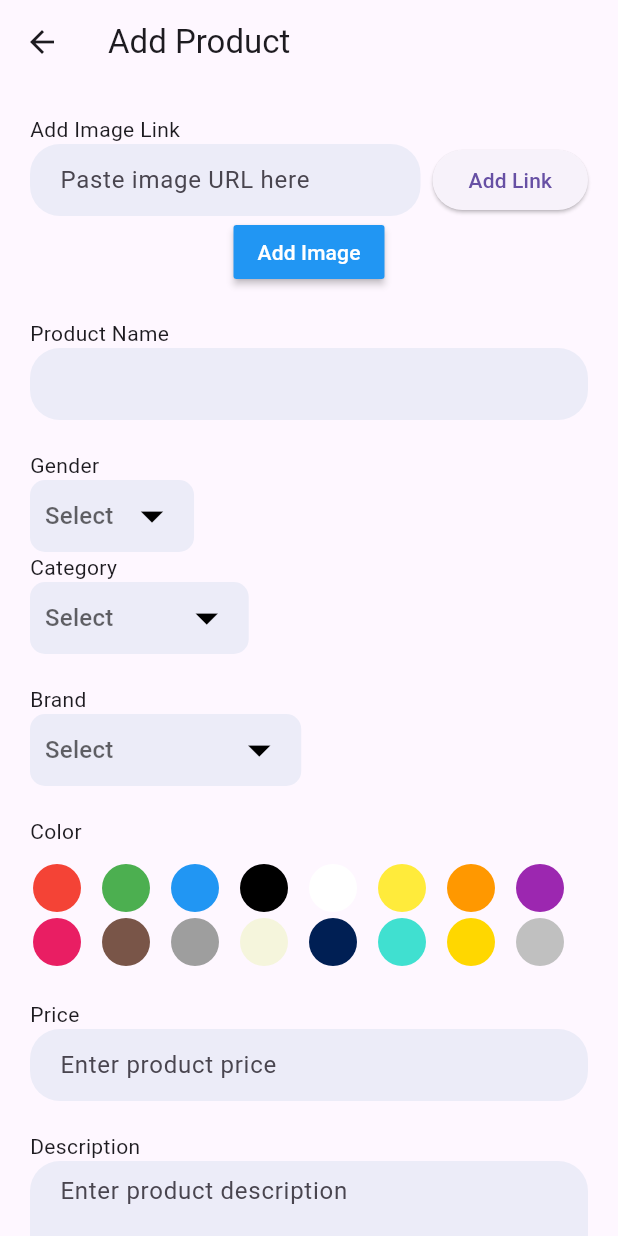
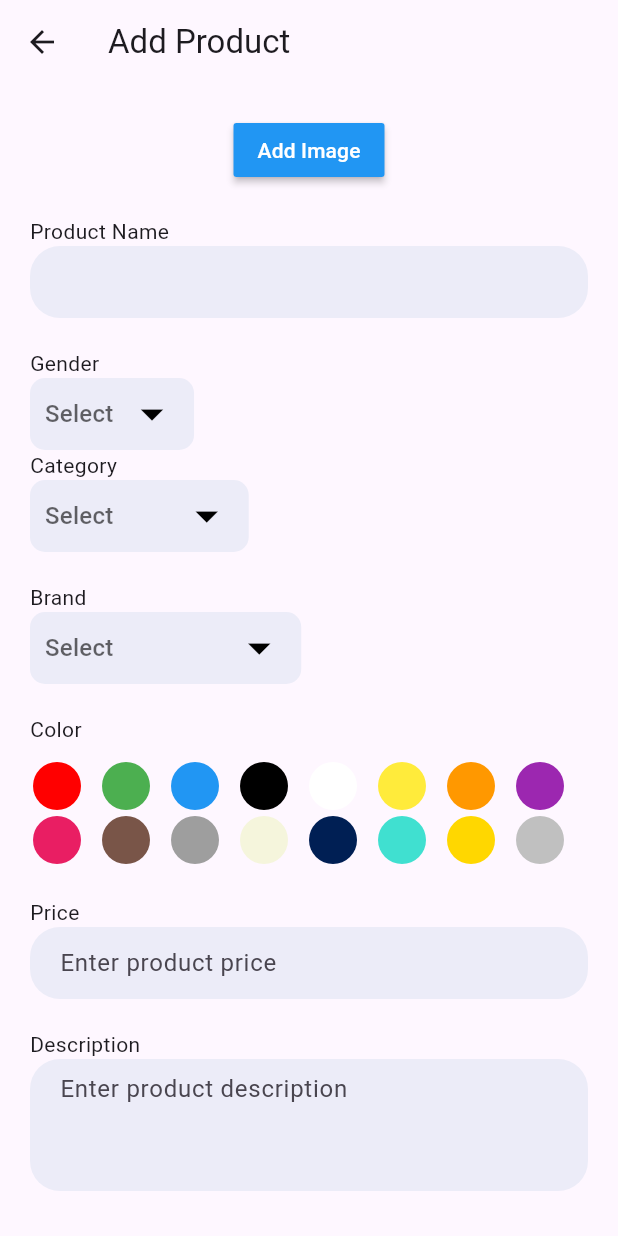
Before and after one commit to Taync/nove, a Flutter app: the AddProduct screen opened directly, after a tap on "Select Color", on a phone screen of 412 x 824 dp. Run offline on Flutter 3.47's test engine with Material 3 defaults, Android fonts, the light colour scheme and no system bars; our stand-ins replace cloud_firestore, firebase_auth, firebase_core, google_sign_in, image_picker, random_string; missing offline and left inert: firebase_ui_auth, firebase_ui_oauth_google; accounts and stored records are empty.

Commit message:
major bug fixes

```diff
--- a/lib/Admin/AddProduct.dart
+++ b/lib/Admin/AddProduct.dart
@@ -88,18 +88,22 @@
       value != null &&
       selectedGender != null &&
       selectedBrand != null &&
+      selectedColor != null &&  // Check if a color is selected
       descriptionController.text.isNotEmpty &&
       priceController.text.isNotEmpty) {
+
     String addId = randomAlphaNumeric(10);
 
     try {
       List<String> base64Images = [];
 
+      // Convert images to base64 format
       for (var image in files!) {
         final bytes = await image.readAsBytes();
         base64Images.add(base64Encode(bytes));
       }
 
+      // Add product details to Firestore
       await FirebaseFirestore.instance.collection("Product").doc(addId).set({
         'name': namecontroller.text,
         'category': value,
@@ -107,6 +111,7 @@
         'gender': selectedGender,
         'description': descriptionController.text,
         'price': double.tryParse(priceController.text) ?? 0.0,
+        'color': selectedColor, // Include the selected color
         'imageBase64': base64Images,
         'id': addId,
       });
@@ -115,6 +120,7 @@
         context,
       ).showSnackBar(SnackBar(content: Text("Product added successfully")));
 
+      // Clear the form
       namecontroller.clear();
       priceController.clear();
       descriptionController.clear();
@@ -123,6 +129,7 @@
         value = null;
         selectedGender = null;
         selectedBrand = null;
+        selectedColor = null; // Reset color selection
         imageLinks = [];
       });
       imageLinkController.clear();
@@ -137,6 +144,7 @@
     ).showSnackBar(SnackBar(content: Text("Please fill all fields")));
   }
 }
+
 
   void addStockToAllProducts() async {
     final products = await FirebaseFirestore.instance.collection('Product').get();
@@ -161,50 +169,6 @@
         child: Column(
           crossAxisAlignment: CrossAxisAlignment.start,
           children: [
-            Text("Add Image Link"),
-            Row(
-              children: [
-                Expanded(
-                  child: buildInput(imageLinkController, hint: "Paste image URL here"),
-                ),
-                SizedBox(width: 8),
-                ElevatedButton(
-                  onPressed: () {
-                    final link = imageLinkController.text.trim();
-                    if (link.isNotEmpty) {
-                      setState(() {
-                        imageLinks.add(link);
-                        imageLinkController.clear();
-                      });
-                    }
-                  },
-                  child: Text("Add Link"),
-                ),
-              ],
-            ),
-            if (imageLinks.isNotEmpty)
-              Padding(
-                padding: const EdgeInsets.symmetric(vertical: 8.0),
-                child: SizedBox(
-                  height: 100,
-                  child: ListView.builder(
-                    scrollDirection: Axis.horizontal,
-                    itemCount: imageLinks.length,
-                    itemBuilder: (context, index) {
-                      return Padding(
-                        padding: const EdgeInsets.symmetric(horizontal: 4.0),
-                        child: Image.network(
-                          imageLinks[index],
-                          width: 100,
-                          height: 100,
-                          fit: BoxFit.cover,
-                          errorBuilder: (context, error, stackTrace) => Icon(Icons.broken_image),
-                        ),
-                      );
-                    },
-                  ),
-                ),
-              ),
             Center(
               child: MaterialButton(
                 color: Colors.blue,
@@ -412,7 +376,7 @@
   Color _getColorFromName(String colorName) {
     switch (colorName.toLowerCase()) {
       case 'red':
-        return Colors.red;
+        return const Color.fromARGB(255, 255, 0, 0);
       case 'green':
         return Colors.green;
       case 'blue':
--- a/pubspec.yaml
+++ b/pubspec.yaml
@@ -102,7 +102,7 @@
   # see https://flutter.dev/to/font-from-package
 flutter_native_splash:
   color: "#ffffff"
-  image: assets/splash_image.png
+  image: Assets/novesplash.jpg
   android: true
   ios: true
   fullscreen: true
```
Also changed, not shown: lib/home.dart (+11 -15 lines), lib/screens/product_detail_screen.dart (+44 -76 lines). Lines whose indentation alone changed are shown as unchanged.
